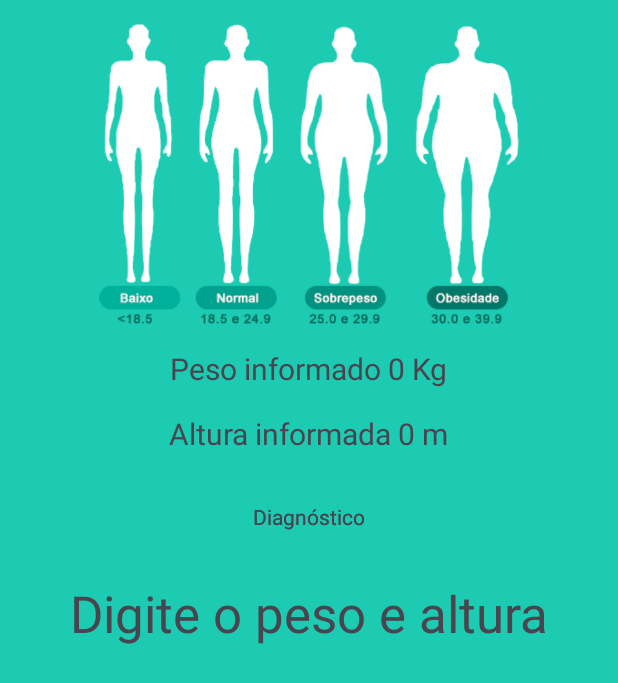
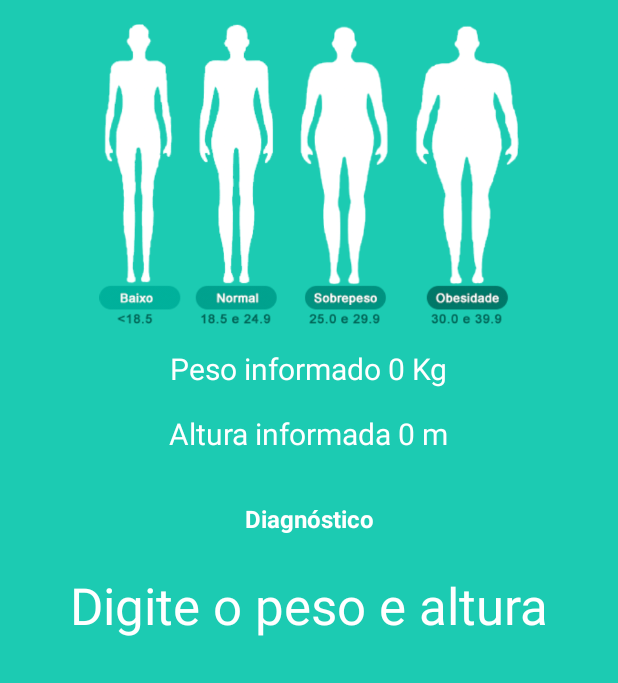
Before and after one commit to SAANDRIN/CalculadorIMC, an Android app: the screen it shows after launch (ResultadoActivity), after a tap on "CALCULAR IMC", on a phone screen of 412 x 824 dp. Shown: the top 683 px of the screen. Run offline under Robolectric (Android 15) with nearby library versions, the phone set to English and light mode, and no system bars.

Commit message:
Finalizando parte lógica

```diff
--- a/app/src/main/java/com/sandrin/calculadorimc/MainActivity.kt
+++ b/app/src/main/java/com/sandrin/calculadorimc/MainActivity.kt
@@ -3,12 +3,15 @@ package com.sandrin.calculadorimc
 import android.content.Intent
 import android.os.Bundle
 import android.widget.Button
+import android.widget.EditText
 import androidx.appcompat.app.AppCompatActivity
 
 
 class MainActivity : AppCompatActivity() {
 
     private lateinit var btnCalcular: Button
+    private lateinit var editPeso: EditText
+    private lateinit var editAltura: EditText
 
     override fun onCreate(savedInstanceState: Bundle?) {
         super.onCreate(savedInstanceState)
@@ -16,10 +19,22 @@ class MainActivity : AppCompatActivity() {
 
 
         btnCalcular = findViewById(R.id.btn_calcular)
+        editPeso = findViewById(R.id.edit_peso)
+        editAltura = findViewById(R.id.edit_altura)
 
         btnCalcular.setOnClickListener {
 
             val intent = Intent(this, ResultadoActivity::class.java)
+
+            val peso = editPeso.text.toString()
+            val altura = editAltura.text.toString()
+
+            if( peso.isNotEmpty() && altura.isNotEmpty() ){
+
+                intent.putExtra("peso", peso.toDouble() )
+                intent.putExtra("altura", altura.toDouble() )
+
+            }
 
             startActivity( intent )
 
--- a/app/src/main/java/com/sandrin/calculadorimc/ResultadoActivity.kt
+++ b/app/src/main/java/com/sandrin/calculadorimc/ResultadoActivity.kt
@@ -1,13 +1,49 @@
 package com.sandrin.calculadorimc
 
 import android.os.Bundle
+import android.widget.TextView
 import androidx.appcompat.app.AppCompatActivity
 
 
 class ResultadoActivity : AppCompatActivity() {
+
+    private lateinit var textPeso: TextView
+    private lateinit var textAltura: TextView
+    private lateinit var textResultado: TextView
+
     override fun onCreate(savedInstanceState: Bundle?) {
         super.onCreate(savedInstanceState)
         setContentView(R.layout.activity_resultado)
 
+        textPeso = findViewById(R.id.text_peso)
+        textAltura = findViewById(R.id.text_altura)
+        textResultado = findViewById(R.id.text_resultado)
+
+        val bundle = intent.extras
+
+        if( bundle != null ){
+
+            val peso = bundle.getDouble("peso")
+            val altura = bundle.getDouble("altura")
+
+            textPeso.text = "Peso informado: $peso Kg"
+            textAltura.text = "Altura informada: $altura m"
+
+            val imc = peso / (altura * altura)
+
+            val resultado = if( imc < 18.5 ){
+                "Baixo"
+            }else if ( imc in 18.5 .. 24.9 ){
+                "Normal"
+            }else if( imc in 25.0 .. 29.9 ){
+                "Sobrepeso"
+            }else{
+                "Obeso"
+            }
+
+            textResultado.text = resultado
+
+        }
+
     }
 }
--- a/app/src/main/res/layout/activity_resultado.xml
+++ b/app/src/main/res/layout/activity_resultado.xml
@@ -26,6 +26,7 @@
         android:layout_height="wrap_content"
         android:layout_marginTop="16dp"
         android:text="Peso informado 0 Kg"
+        android:textColor="@color/white"
         android:textSize="20sp"
         app:layout_constraintEnd_toEndOf="parent"
         app:layout_constraintHorizontal_bias="0.5"
@@ -38,6 +39,7 @@
         android:layout_height="wrap_content"
         android:layout_marginTop="16dp"
         android:text="Altura informada 0 m"
+        android:textColor="@color/white"
         android:textSize="20sp"
         app:layout_constraintEnd_toEndOf="parent"
         app:layout_constraintHorizontal_bias="0.5"
@@ -45,21 +47,14 @@
         app:layout_constraintTop_toBottomOf="@+id/text_peso" />
 
     <TextView
-        android:id="@+id/textView4"
+        android:id="@+id/text_diagnostico"
         android:layout_width="wrap_content"
         android:layout_height="wrap_content"
         android:layout_marginTop="32dp"
         android:text="Diagnóstico"
-        app:layout_constraintEnd_toEndOf="parent"
-        app:layout_constraintHorizontal_bias="0.5"
-        app:layout_constraintStart_toStartOf="parent"
-        app:layout_constraintTop_toBottomOf="@+id/text_altura" />
-
-    <TextView
-        android:layout_width="wrap_content"
-        android:layout_height="wrap_content"
-        android:layout_marginTop="32dp"
-        android:text="Diagnóstico"
+        android:textColor="@color/white"
+        android:textSize="16sp"
+        android:textStyle="bold"
         app:layout_constraintEnd_toEndOf="parent"
         app:layout_constraintHorizontal_bias="0.5"
         app:layout_constraintStart_toStartOf="parent"
@@ -70,13 +65,14 @@
         android:layout_width="0dp"
         android:layout_height="wrap_content"
         android:layout_marginStart="16dp"
-        android:layout_marginTop="32dp"
+        android:layout_marginTop="24dp"
         android:layout_marginEnd="16dp"
         android:text="Digite o peso e altura"
         android:textAlignment="center"
+        android:textColor="@color/white"
         android:textSize="34sp"
         app:layout_constraintEnd_toEndOf="parent"
         app:layout_constraintHorizontal_bias="0.5"
         app:layout_constraintStart_toStartOf="parent"
-        app:layout_constraintTop_toBottomOf="@+id/textView4" />
+        app:layout_constraintTop_toBottomOf="@+id/text_diagnostico" />
 </androidx.constraintlayout.widget.ConstraintLayout>
```
